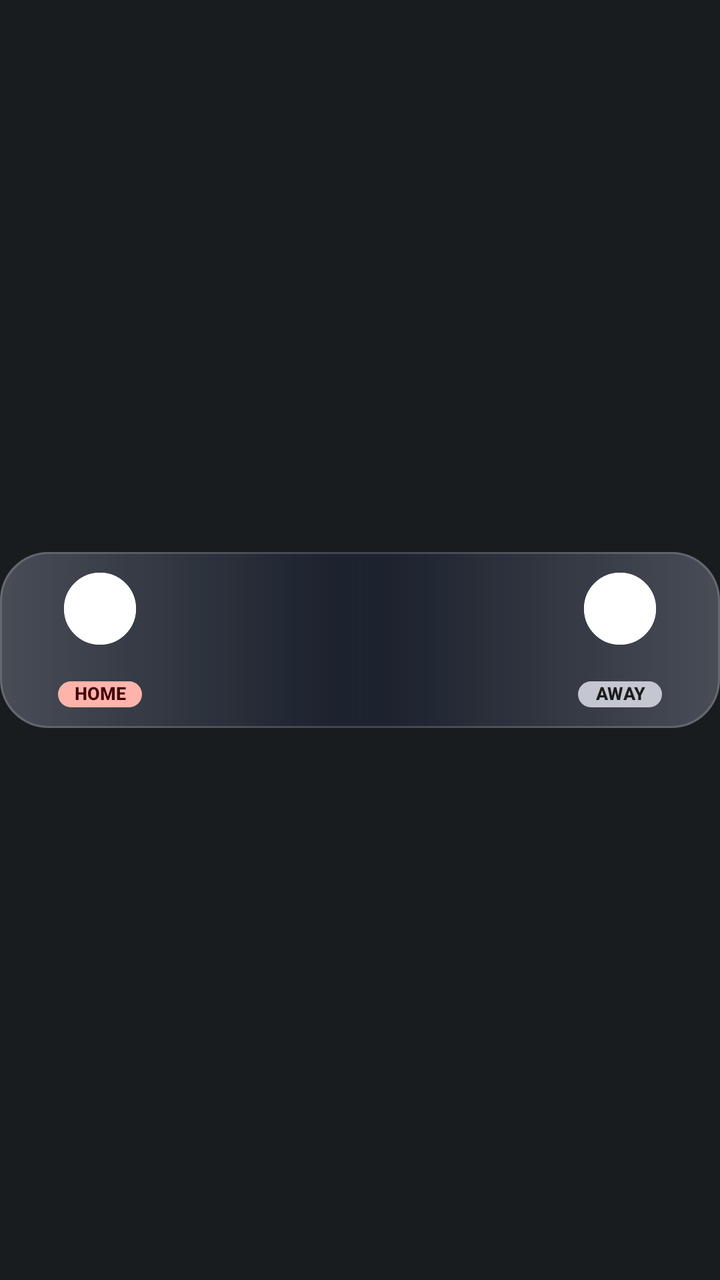
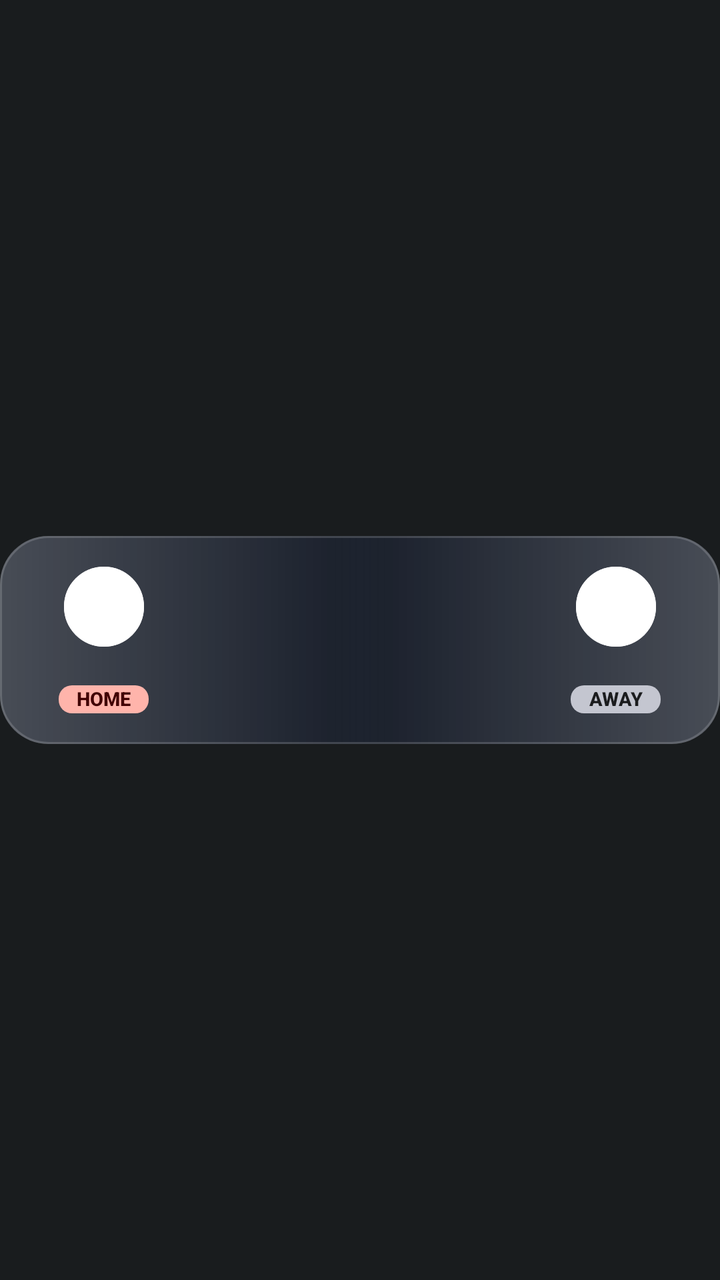

Screens rendered from an Android XML layout before and after an edit, with the pre-edit source and the edit as a unified diff.
<!-- AndroidManifest.xml: application theme Theme.AtAGlancePlus -->
<!-- res/layout/card_sports.xml -->
<?xml version="1.0" encoding="utf-8"?>
<FrameLayout xmlns:android="http://schemas.android.com/apk/res/android"
    android:id="@+id/card_root"
    style="@style/AagCardRoot">

    <FrameLayout
        android:id="@+id/sports_surface"
        android:layout_width="match_parent"
        android:layout_height="@dimen/card_body_height"
        android:layout_gravity="center_vertical"
        android:background="@drawable/sports_surface"
        android:clipToOutline="true">

        <ImageView
            android:id="@+id/sports_wash_home"
            android:layout_width="match_parent"
            android:layout_height="match_parent"
            android:contentDescription="@null"
            android:scaleType="fitXY"
            android:src="@drawable/sports_wash_home" />

        <ImageView
            android:id="@+id/sports_wash_away"
            android:layout_width="match_parent"
            android:layout_height="match_parent"
            android:contentDescription="@null"
            android:scaleType="fitXY"
            android:src="@drawable/sports_wash_away" />

        <ImageView
            android:id="@+id/sports_wave"
            android:layout_width="96dp"
            android:layout_height="64dp"
            android:layout_gravity="bottom|end"
            android:contentDescription="@null"
            android:src="@drawable/sports_wave"
            android:visibility="gone" />
    </FrameLayout>

    <LinearLayout
        android:id="@+id/card_body"
        style="@style/AagCardBody"
        android:background="@drawable/sports_border"
        android:baselineAligned="false"
        android:gravity="center_vertical"
        android:orientation="horizontal"
        android:paddingEnd="16dp">

        
        <LinearLayout
            android:layout_width="68dp"
            android:layout_height="match_parent"
            android:gravity="center"
            android:orientation="vertical">

            <FrameLayout
                android:layout_width="36dp"
                android:layout_height="36dp">

                <ImageView
                    android:id="@+id/sports_home_circle"
                    android:layout_width="match_parent"
                    android:layout_height="match_parent"
                    android:contentDescription="@null"
                    android:src="@drawable/team_circle" />

                <ImageView
                    android:id="@+id/sports_home_ring"
                    android:layout_width="match_parent"
                    android:layout_height="match_parent"
                    android:contentDescription="@null"
                    android:src="@drawable/team_ring" />

                <ImageView
                    android:id="@+id/sports_home_logo"
                    android:layout_width="26dp"
                    android:layout_height="26dp"
                    android:layout_gravity="center"
                    android:contentDescription="@null"
                    android:scaleType="fitCenter" />
            </FrameLayout>

            <TextView
                android:id="@+id/sports_home_abbr"
                android:layout_width="wrap_content"
                android:layout_height="wrap_content"
                android:layout_marginTop="2dp"
                android:fontFamily="sans-serif-medium"
                android:includeFontPadding="false"
                android:letterSpacing="0.04"
                android:singleLine="true"
                android:textColor="#FFE2E2E6"
                android:textSize="13sp"
                android:textStyle="bold" />

            <TextView
                android:id="@+id/sports_home_side"
                android:layout_width="42dp"
                android:layout_height="13dp"
                android:layout_marginTop="1dp"
                android:background="@drawable/tag_home_live"
                android:fontFamily="sans-serif-medium"
                android:gravity="center"
                android:includeFontPadding="false"
                android:singleLine="true"
                android:text="HOME"
                android:textColor="#FF410002"
                android:textSize="9sp"
                android:textStyle="bold" />
        </LinearLayout>

        <TextView
            android:id="@+id/sports_home_score"
            android:layout_width="wrap_content"
            android:layout_height="wrap_content"
            android:layout_marginStart="8dp"
            android:fontFamily="sans-serif-medium"
            android:includeFontPadding="false"
            android:singleLine="true"
            android:textColor="#FFFFFFFF"
            android:textSize="34sp"
            android:textStyle="bold" />

        <LinearLayout
            android:layout_width="0dp"
            android:layout_height="match_parent"
            android:layout_weight="1"
            android:gravity="center"
            android:orientation="vertical">

            <TextView
                android:id="@+id/sports_league"
                android:layout_width="wrap_content"
                android:layout_height="wrap_content"
                android:ellipsize="end"
                android:fontFamily="sans-serif-medium"
                android:includeFontPadding="false"
                android:letterSpacing="0.08"
                android:singleLine="true"
                android:textAllCaps="true"
                android:textColor="#FF94A3B8"
                android:textSize="12sp" />

            <TextView
                android:id="@+id/sports_status"
                android:layout_width="match_parent"
                android:layout_height="22dp"
                android:layout_marginTop="2dp"
                android:autoSizeMaxTextSize="19sp"
                android:autoSizeMinTextSize="11sp"
                android:autoSizeStepGranularity="0.5sp"
                android:autoSizeTextType="uniform"
                android:fontFamily="sans-serif-medium"
                android:gravity="center"
                android:includeFontPadding="false"
                android:maxLines="1"
                android:textColor="#FFFFFFFF"
                android:textStyle="bold" />

            <LinearLayout
                android:id="@+id/sports_pill"
                android:layout_width="wrap_content"
                android:layout_height="18dp"
                android:layout_marginTop="4dp"
                android:background="@drawable/status_pill_live"
                android:gravity="center"
                android:orientation="horizontal"
                android:paddingStart="8dp"
                android:paddingEnd="8dp"
                android:visibility="gone">

                <ImageView
                    android:id="@+id/sports_dot"
                    android:layout_width="6dp"
                    android:layout_height="6dp"
                    android:layout_marginEnd="4dp"
                    android:contentDescription="@null"
                    android:src="@drawable/live_dot" />

                <TextView
                    android:id="@+id/sports_note"
                    android:layout_width="wrap_content"
                    android:layout_height="wrap_content"
                    android:fontFamily="sans-serif-medium"
                    android:includeFontPadding="false"
                    android:letterSpacing="0.06"
                    android:singleLine="true"
                    android:textColor="#FFFF8A80"
                    android:textSize="10sp"
                    android:textStyle="bold" />
            </LinearLayout>
        </LinearLayout>

        <TextView
            android:id="@+id/sports_away_score"
            android:layout_width="wrap_content"
            android:layout_height="wrap_content"
            android:layout_marginEnd="8dp"
            android:fontFamily="sans-serif-medium"
            android:includeFontPadding="false"
            android:singleLine="true"
            android:textColor="#FFFFFFFF"
            android:textSize="34sp"
            android:textStyle="bold" />

        
        <LinearLayout
            android:layout_width="68dp"
            android:layout_height="match_parent"
            android:gravity="center"
            android:orientation="vertical">

            <FrameLayout
                android:layout_width="36dp"
                android:layout_height="36dp">

                <ImageView
                    android:id="@+id/sports_away_circle"
                    android:layout_width="match_parent"
                    android:layout_height="match_parent"
                    android:contentDescription="@null"
                    android:src="@drawable/team_circle" />

                <ImageView
                    android:id="@+id/sports_away_ring"
                    android:layout_width="match_parent"
                    android:layout_height="match_parent"
                    android:contentDescription="@null"
                    android:src="@drawable/team_ring" />

                <ImageView
                    android:id="@+id/sports_away_logo"
                    android:layout_width="26dp"
                    android:layout_height="26dp"
                    android:layout_gravity="center"
                    android:contentDescription="@null"
                    android:scaleType="fitCenter" />
            </FrameLayout>

            <TextView
                android:id="@+id/sports_away_abbr"
                android:layout_width="wrap_content"
                android:layout_height="wrap_content"
                android:layout_marginTop="2dp"
                android:fontFamily="sans-serif-medium"
                android:includeFontPadding="false"
                android:letterSpacing="0.04"
                android:singleLine="true"
                android:textColor="#FFE2E2E6"
                android:textSize="13sp"
                android:textStyle="bold" />

            <TextView
                android:id="@+id/sports_away_side"
                android:layout_width="42dp"
                android:layout_height="13dp"
                android:layout_marginTop="1dp"
                android:background="@drawable/tag_away_live"
                android:fontFamily="sans-serif-medium"
                android:gravity="center"
                android:includeFontPadding="false"
                android:singleLine="true"
                android:text="AWAY"
                android:textColor="#FF1B1C1E"
                android:textSize="9sp"
                android:textStyle="bold" />
        </LinearLayout>
    </LinearLayout>

    
    <ImageView
        android:id="@+id/hold_bar"
        android:layout_width="match_parent"
        android:layout_height="@dimen/card_body_height"
        android:layout_gravity="center_vertical"
        android:contentDescription="@null"
        android:duplicateParentState="true"
        android:scaleType="fitXY"
        android:src="@drawable/hold_bar_red_400" />
</FrameLayout>
<!-- resources referenced by this layout -->
<resources>
  <dimen name="card_body_height">88dp</dimen>
  <!-- drawable live_dot (drawable) -->
  <?xml version="1.0" encoding="utf-8"?>
  <shape xmlns:android="http://schemas.android.com/apk/res/android" android:shape="oval">
      <solid android:color="#FFFF6B6B" />
  </shape>
  <!-- drawable sports_wash_away (drawable) -->
  <?xml version="1.0" encoding="utf-8"?>
  <vector xmlns:android="http://schemas.android.com/apk/res/android" xmlns:aapt="http://schemas.android.com/aapt"
      android:width="420dp"
      android:height="76dp"
      android:viewportWidth="420"
      android:viewportHeight="76">
      <path android:pathData="M0,0 H420 V76 H0 Z">
          <aapt:attr name="android:fillColor">
              <gradient android:type="linear" android:startX="420" android:startY="0" android:endX="190" android:endY="0"
                  android:startColor="#38FFFFFF" android:endColor="#00FFFFFF" />
          </aapt:attr>
      </path>
  </vector>
  <!-- drawable sports_wash_home (drawable) -->
  <?xml version="1.0" encoding="utf-8"?>
  <vector xmlns:android="http://schemas.android.com/apk/res/android" xmlns:aapt="http://schemas.android.com/aapt"
      android:width="420dp"
      android:height="76dp"
      android:viewportWidth="420"
      android:viewportHeight="76">
      <path android:pathData="M0,0 H420 V76 H0 Z">
          <aapt:attr name="android:fillColor">
              <gradient android:type="linear" android:startX="0" android:startY="0" android:endX="230" android:endY="0"
                  android:startColor="#38FFFFFF" android:endColor="#00FFFFFF" />
          </aapt:attr>
      </path>
  </vector>
  <style name="AagCardRoot">
          <item name="android:layout_width">match_parent</item>
          <item name="android:layout_height">88dp</item>
          <item name="android:clipChildren">false</item>
          <item name="android:clipToPadding">false</item>
      </style>
  <style name="Theme.AtAGlancePlus" parent="android:Theme.DeviceDefault.NoActionBar">
          <item name="android:windowLightStatusBar">false</item>
      </style>
  <!-- drawable hold_bar_red_full (drawable) -->
  <?xml version="1.0" encoding="utf-8"?>
  <vector xmlns:android="http://schemas.android.com/apk/res/android"
      android:width="380dp"
      android:height="76dp"
      android:viewportWidth="380"
      android:viewportHeight="76">
      <path
          android:name="ring"
          android:pathData="M190.0,1.25 H356 A22.75,22.75 0 0 1 378.75,24 V52 A22.75,22.75 0 0 1 356,74.75 H24 A22.75,22.75 0 0 1 1.25,52 V24 A22.75,22.75 0 0 1 24,1.25 Z"
          android:strokeColor="#FFF43F5E"
          android:strokeLineCap="round"
          android:strokeWidth="2.5"
          android:trimPathEnd="1" />
  </vector>
  <!-- drawable hold_bar_empty (drawable) -->
  <?xml version="1.0" encoding="utf-8"?>
  <vector xmlns:android="http://schemas.android.com/apk/res/android"
      android:width="380dp"
      android:height="76dp"
      android:viewportWidth="380"
      android:viewportHeight="76">
      <path
          android:name="ring"
          android:pathData="M190.0,1.25 H356 A22.75,22.75 0 0 1 378.75,24 V52 A22.75,22.75 0 0 1 356,74.75 H24 A22.75,22.75 0 0 1 1.25,52 V24 A22.75,22.75 0 0 1 24,1.25 Z"
          android:strokeColor="#00000000"
          android:strokeLineCap="round"
          android:strokeWidth="2.5"
          android:trimPathEnd="0" />
  </vector>
  <!-- drawable hold_bar_red_zero (drawable) -->
  <?xml version="1.0" encoding="utf-8"?>
  <vector xmlns:android="http://schemas.android.com/apk/res/android"
      android:width="380dp"
      android:height="76dp"
      android:viewportWidth="380"
      android:viewportHeight="76">
      <path
          android:name="ring"
          android:pathData="M190.0,1.25 H356 A22.75,22.75 0 0 1 378.75,24 V52 A22.75,22.75 0 0 1 356,74.75 H24 A22.75,22.75 0 0 1 1.25,52 V24 A22.75,22.75 0 0 1 24,1.25 Z"
          android:strokeColor="#FFF43F5E"
          android:strokeLineCap="round"
          android:strokeWidth="2.5"
          android:trimPathEnd="0" />
  </vector>
  <!-- unchanged entries left out for length: 11 -->
</resources>

<!-- the commit's change to res/layout/card_sports.xml (unified diff, before → after) -->
@@ -29,8 +29,8 @@
 
         <ImageView
             android:id="@+id/sports_wave"
-            android:layout_width="96dp"
-            android:layout_height="64dp"
+            android:layout_width="117dp"
+            android:layout_height="78dp"
             android:layout_gravity="bottom|end"
             android:contentDescription="@null"
             android:src="@drawable/sports_wave"
@@ -48,14 +48,14 @@
 
         
         <LinearLayout
-            android:layout_width="68dp"
+            android:layout_width="72dp"
             android:layout_height="match_parent"
             android:gravity="center"
             android:orientation="vertical">
 
             <FrameLayout
-                android:layout_width="36dp"
-                android:layout_height="36dp">
+                android:layout_width="40dp"
+                android:layout_height="40dp">
 
                 <ImageView
                     android:id="@+id/sports_home_circle"
@@ -73,8 +73,8 @@
 
                 <ImageView
                     android:id="@+id/sports_home_logo"
-                    android:layout_width="26dp"
-                    android:layout_height="26dp"
+                    android:layout_width="29dp"
+                    android:layout_height="29dp"
                     android:layout_gravity="center"
                     android:contentDescription="@null"
                     android:scaleType="fitCenter" />
@@ -90,13 +90,13 @@
                 android:letterSpacing="0.04"
                 android:singleLine="true"
                 android:textColor="#FFE2E2E6"
-                android:textSize="13sp"
+                android:textSize="14sp"
                 android:textStyle="bold" />
 
             <TextView
                 android:id="@+id/sports_home_side"
-                android:layout_width="42dp"
-                android:layout_height="13dp"
+                android:layout_width="45dp"
+                android:layout_height="14dp"
                 android:layout_marginTop="1dp"
                 android:background="@drawable/tag_home_live"
                 android:fontFamily="sans-serif-medium"
@@ -105,7 +105,7 @@
                 android:singleLine="true"
                 android:text="HOME"
                 android:textColor="#FF410002"
-                android:textSize="9sp"
+                android:textSize="9.5sp"
                 android:textStyle="bold" />
         </LinearLayout>
 
@@ -118,7 +118,7 @@
             android:includeFontPadding="false"
             android:singleLine="true"
             android:textColor="#FFFFFFFF"
-            android:textSize="34sp"
+            android:textSize="36sp"
             android:textStyle="bold" />
 
         <LinearLayout
@@ -139,7 +139,7 @@
                 android:singleLine="true"
                 android:textAllCaps="true"
                 android:textColor="#FF94A3B8"
-                android:textSize="12sp" />
+                android:textSize="12.5sp" />
 
             <TextView
                 android:id="@+id/sports_status"
@@ -160,7 +160,7 @@
             <LinearLayout
                 android:id="@+id/sports_pill"
                 android:layout_width="wrap_content"
-                android:layout_height="18dp"
+                android:layout_height="20dp"
                 android:layout_marginTop="4dp"
                 android:background="@drawable/status_pill_live"
                 android:gravity="center"
@@ -186,7 +186,7 @@
                     android:letterSpacing="0.06"
                     android:singleLine="true"
                     android:textColor="#FFFF8A80"
-                    android:textSize="10sp"
+                    android:textSize="10.5sp"
                     android:textStyle="bold" />
             </LinearLayout>
         </LinearLayout>
@@ -200,19 +200,19 @@
             android:includeFontPadding="false"
             android:singleLine="true"
             android:textColor="#FFFFFFFF"
-            android:textSize="34sp"
+            android:textSize="36sp"
             android:textStyle="bold" />
 
         
         <LinearLayout
-            android:layout_width="68dp"
+            android:layout_width="72dp"
             android:layout_height="match_parent"
             android:gravity="center"
             android:orientation="vertical">
 
             <FrameLayout
-                android:layout_width="36dp"
-                android:layout_height="36dp">
+                android:layout_width="40dp"
+                android:layout_height="40dp">
 
                 <ImageView
                     android:id="@+id/sports_away_circle"
@@ -230,8 +230,8 @@
 
                 <ImageView
                     android:id="@+id/sports_away_logo"
-                    android:layout_width="26dp"
-                    android:layout_height="26dp"
+                    android:layout_width="29dp"
+                    android:layout_height="29dp"
                     android:layout_gravity="center"
                     android:contentDescription="@null"
                     android:scaleType="fitCenter" />
@@ -247,13 +247,13 @@
                 android:letterSpacing="0.04"
                 android:singleLine="true"
                 android:textColor="#FFE2E2E6"
-                android:textSize="13sp"
+                android:textSize="14sp"
                 android:textStyle="bold" />
 
             <TextView
                 android:id="@+id/sports_away_side"
-                android:layout_width="42dp"
-                android:layout_height="13dp"
+                android:layout_width="45dp"
+                android:layout_height="14dp"
                 android:layout_marginTop="1dp"
                 android:background="@drawable/tag_away_live"
                 android:fontFamily="sans-serif-medium"
@@ -262,7 +262,7 @@
                 android:singleLine="true"
                 android:text="AWAY"
                 android:textColor="#FF1B1C1E"
-                android:textSize="9sp"
+                android:textSize="9.5sp"
                 android:textStyle="bold" />
         </LinearLayout>
     </LinearLayout>
<!-- resource entries referenced after the edit -->
@@ -1,6 +1,6 @@
 <!-- resources referenced by this layout -->
 <resources>
-  <dimen name="card_body_height">88dp</dimen>
+  <dimen name="card_body_height">104dp</dimen>
   <!-- drawable live_dot (drawable) -->
   <?xml version="1.0" encoding="utf-8"?>
   <shape xmlns:android="http://schemas.android.com/apk/res/android" android:shape="oval">
@@ -10,10 +10,10 @@
   <?xml version="1.0" encoding="utf-8"?>
   <vector xmlns:android="http://schemas.android.com/apk/res/android" xmlns:aapt="http://schemas.android.com/aapt"
       android:width="420dp"
-      android:height="76dp"
+      android:height="104dp"
       android:viewportWidth="420"
-      android:viewportHeight="76">
-      <path android:pathData="M0,0 H420 V76 H0 Z">
+      android:viewportHeight="104">
+      <path android:pathData="M0,0 H420 V104 H0 Z">
           <aapt:attr name="android:fillColor">
               <gradient android:type="linear" android:startX="420" android:startY="0" android:endX="190" android:endY="0"
                   android:startColor="#38FFFFFF" android:endColor="#00FFFFFF" />
@@ -24,10 +24,10 @@
   <?xml version="1.0" encoding="utf-8"?>
   <vector xmlns:android="http://schemas.android.com/apk/res/android" xmlns:aapt="http://schemas.android.com/aapt"
       android:width="420dp"
-      android:height="76dp"
+      android:height="104dp"
       android:viewportWidth="420"
-      android:viewportHeight="76">
-      <path android:pathData="M0,0 H420 V76 H0 Z">
+      android:viewportHeight="104">
+      <path android:pathData="M0,0 H420 V104 H0 Z">
           <aapt:attr name="android:fillColor">
               <gradient android:type="linear" android:startX="0" android:startY="0" android:endX="230" android:endY="0"
                   android:startColor="#38FFFFFF" android:endColor="#00FFFFFF" />
@@ -36,7 +36,7 @@
   </vector>
   <style name="AagCardRoot">
           <item name="android:layout_width">match_parent</item>
-          <item name="android:layout_height">88dp</item>
+          <item name="android:layout_height">@dimen/card_body_height</item>
           <item name="android:clipChildren">false</item>
           <item name="android:clipToPadding">false</item>
       </style>
@@ -46,13 +46,13 @@
   <!-- drawable hold_bar_red_full (drawable) -->
   <?xml version="1.0" encoding="utf-8"?>
   <vector xmlns:android="http://schemas.android.com/apk/res/android"
-      android:width="380dp"
-      android:height="76dp"
-      android:viewportWidth="380"
-      android:viewportHeight="76">
+      android:width="420dp"
+      android:height="104dp"
+      android:viewportWidth="420"
+      android:viewportHeight="104">
       <path
           android:name="ring"
-          android:pathData="M190.0,1.25 H356 A22.75,22.75 0 0 1 378.75,24 V52 A22.75,22.75 0 0 1 356,74.75 H24 A22.75,22.75 0 0 1 1.25,52 V24 A22.75,22.75 0 0 1 24,1.25 Z"
+          android:pathData="M210.0,1.25 H396 A22.75,22.75 0 0 1 418.75,24 V80 A22.75,22.75 0 0 1 396,102.75 H24 A22.75,22.75 0 0 1 1.25,80 V24 A22.75,22.75 0 0 1 24,1.25 Z"
           android:strokeColor="#FFF43F5E"
           android:strokeLineCap="round"
           android:strokeWidth="2.5"
@@ -61,13 +61,13 @@
   <!-- drawable hold_bar_empty (drawable) -->
   <?xml version="1.0" encoding="utf-8"?>
   <vector xmlns:android="http://schemas.android.com/apk/res/android"
-      android:width="380dp"
-      android:height="76dp"
-      android:viewportWidth="380"
-      android:viewportHeight="76">
+      android:width="420dp"
+      android:height="104dp"
+      android:viewportWidth="420"
+      android:viewportHeight="104">
       <path
           android:name="ring"
-          android:pathData="M190.0,1.25 H356 A22.75,22.75 0 0 1 378.75,24 V52 A22.75,22.75 0 0 1 356,74.75 H24 A22.75,22.75 0 0 1 1.25,52 V24 A22.75,22.75 0 0 1 24,1.25 Z"
+          android:pathData="M210.0,1.25 H396 A22.75,22.75 0 0 1 418.75,24 V80 A22.75,22.75 0 0 1 396,102.75 H24 A22.75,22.75 0 0 1 1.25,80 V24 A22.75,22.75 0 0 1 24,1.25 Z"
           android:strokeColor="#00000000"
           android:strokeLineCap="round"
           android:strokeWidth="2.5"
@@ -76,13 +76,13 @@
   <!-- drawable hold_bar_red_zero (drawable) -->
   <?xml version="1.0" encoding="utf-8"?>
   <vector xmlns:android="http://schemas.android.com/apk/res/android"
-      android:width="380dp"
-      android:height="76dp"
-      android:viewportWidth="380"
-      android:viewportHeight="76">
+      android:width="420dp"
+      android:height="104dp"
+      android:viewportWidth="420"
+      android:viewportHeight="104">
       <path
           android:name="ring"
-          android:pathData="M190.0,1.25 H356 A22.75,22.75 0 0 1 378.75,24 V52 A22.75,22.75 0 0 1 356,74.75 H24 A22.75,22.75 0 0 1 1.25,52 V24 A22.75,22.75 0 0 1 24,1.25 Z"
+          android:pathData="M210.0,1.25 H396 A22.75,22.75 0 0 1 418.75,24 V80 A22.75,22.75 0 0 1 396,102.75 H24 A22.75,22.75 0 0 1 1.25,80 V24 A22.75,22.75 0 0 1 24,1.25 Z"
           android:strokeColor="#FFF43F5E"
           android:strokeLineCap="round"
           android:strokeWidth="2.5"
